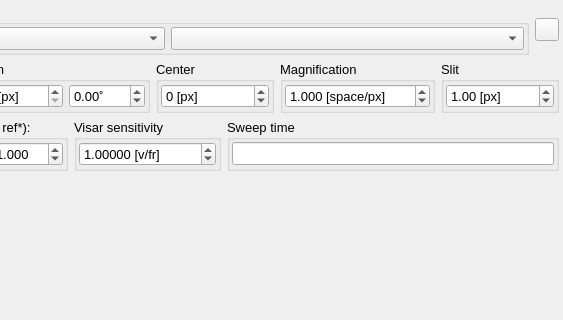
Qt form plugins/Visar/Visar2.ui (NeutrinoToolkit/Neutrino) before a commit; both pictures show x 197 to 760 and y 0 to 320 of the 760 by 494 pixel window.
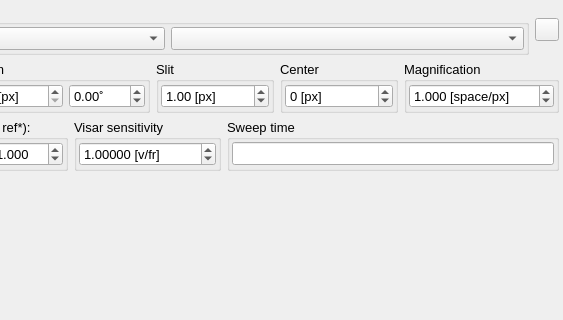
The same form after that commit. Icons and pictures are not drawn. Custom widgets are drawn as their Qt base class.

Commit message: fix visar; added cmake NEUTRINO_SKIP_PLUGINS variable

The edit to the form file:
```diff
--- a/plugins/Visar/Visar2.ui
+++ b/plugins/Visar/Visar2.ui
@@ -265,95 +265,6 @@
           </widget>
          </item>
          <item row="1" column="3">
-          <widget class="QGroupBox" name="groupBox_4">
-           <property name="font">
-            <font>
-             <pointsize>10</pointsize>
-            </font>
-           </property>
-           <property name="toolTip">
-            <string>Time resolution in pixel</string>
-           </property>
-           <property name="title">
-            <string>Slit</string>
-           </property>
-           <layout class="QHBoxLayout" name="horizontalLayout_2">
-            <property name="leftMargin">
-             <number>2</number>
-            </property>
-            <property name="topMargin">
-             <number>2</number>
-            </property>
-            <property name="rightMargin">
-             <number>2</number>
-            </property>
-            <property name="bottomMargin">
-             <number>2</number>
-            </property>
-            <item>
-             <widget class="QDoubleSpinBox" name="resolution">
-              <property name="suffix">
-               <string> [px]</string>
-              </property>
-              <property name="value">
-               <double>1.000000000000000</double>
-              </property>
-              <property name="neutrinoSave" stdset="0">
-               <bool>true</bool>
-              </property>
-             </widget>
-            </item>
-           </layout>
-          </widget>
-         </item>
-         <item row="1" column="1">
-          <widget class="QGroupBox" name="groupBox_9">
-           <property name="font">
-            <font>
-             <pointsize>10</pointsize>
-            </font>
-           </property>
-           <property name="title">
-            <string>Center</string>
-           </property>
-           <layout class="QHBoxLayout" name="horizontalLayout_6">
-            <property name="leftMargin">
-             <number>2</number>
-            </property>
-            <property name="topMargin">
-             <number>2</number>
-            </property>
-            <property name="rightMargin">
-             <number>2</number>
-            </property>
-            <property name="bottomMargin">
-             <number>2</number>
-            </property>
-            <item>
-             <widget class="QSpinBox" name="physOriginSpace">
-              <property name="font">
-               <font>
-                <pointsize>10</pointsize>
-               </font>
-              </property>
-              <property name="suffix">
-               <string> [px]</string>
-              </property>
-              <property name="minimum">
-               <number>-99999</number>
-              </property>
-              <property name="maximum">
-               <number>99999</number>
-              </property>
-              <property name="neutrinoSave" stdset="0">
-               <bool>true</bool>
-              </property>
-             </widget>
-            </item>
-           </layout>
-          </widget>
-         </item>
-         <item row="1" column="2">
           <widget class="QGroupBox" name="groupBox_8">
            <property name="font">
             <font>
@@ -403,6 +314,95 @@
            </layout>
           </widget>
          </item>
+         <item row="1" column="2">
+          <widget class="QGroupBox" name="groupBox_9">
+           <property name="font">
+            <font>
+             <pointsize>10</pointsize>
+            </font>
+           </property>
+           <property name="title">
+            <string>Center</string>
+           </property>
+           <layout class="QHBoxLayout" name="horizontalLayout_6">
+            <property name="leftMargin">
+             <number>2</number>
+            </property>
+            <property name="topMargin">
+             <number>2</number>
+            </property>
+            <property name="rightMargin">
+             <number>2</number>
+            </property>
+            <property name="bottomMargin">
+             <number>2</number>
+            </property>
+            <item>
+             <widget class="QSpinBox" name="physOriginSpace">
+              <property name="font">
+               <font>
+                <pointsize>10</pointsize>
+               </font>
+              </property>
+              <property name="suffix">
+               <string> [px]</string>
+              </property>
+              <property name="minimum">
+               <number>-99999</number>
+              </property>
+              <property name="maximum">
+               <number>99999</number>
+              </property>
+              <property name="neutrinoSave" stdset="0">
+               <bool>true</bool>
+              </property>
+             </widget>
+            </item>
+           </layout>
+          </widget>
+         </item>
+         <item row="1" column="1">
+          <widget class="QGroupBox" name="groupBox_4">
+           <property name="font">
+            <font>
+             <pointsize>10</pointsize>
+            </font>
+           </property>
+           <property name="toolTip">
+            <string>Time resolution in pixel</string>
+           </property>
+           <property name="title">
+            <string>Slit</string>
+           </property>
+           <layout class="QHBoxLayout" name="horizontalLayout_2">
+            <property name="leftMargin">
+             <number>2</number>
+            </property>
+            <property name="topMargin">
+             <number>2</number>
+            </property>
+            <property name="rightMargin">
+             <number>2</number>
+            </property>
+            <property name="bottomMargin">
+             <number>2</number>
+            </property>
+            <item>
+             <widget class="QDoubleSpinBox" name="resolution">
+              <property name="suffix">
+               <string> [px]</string>
+              </property>
+              <property name="value">
+               <double>1.000000000000000</double>
+              </property>
+              <property name="neutrinoSave" stdset="0">
+               <bool>true</bool>
+              </property>
+             </widget>
+            </item>
+           </layout>
+          </widget>
+         </item>
         </layout>
        </widget>
       </item>
```
Left out of the diff: 2 changed lines with no effect on the pictures. The commit also changes 11 other files.
